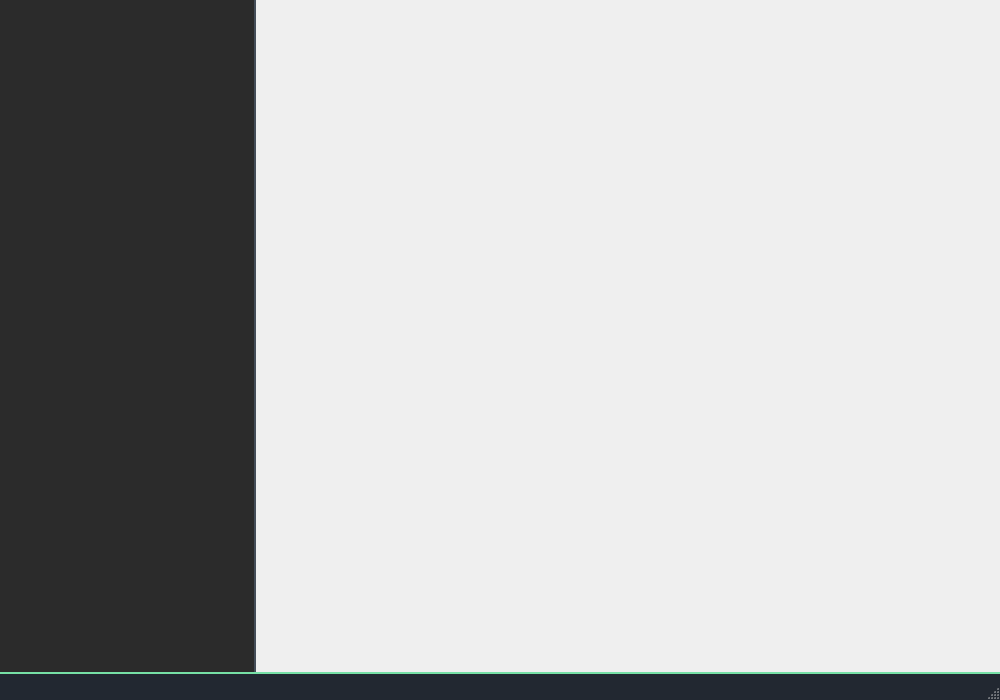
Before: the Qt Designer form mainwindow.ui in minnesangg/Cerberus, drawn with Qt 5.
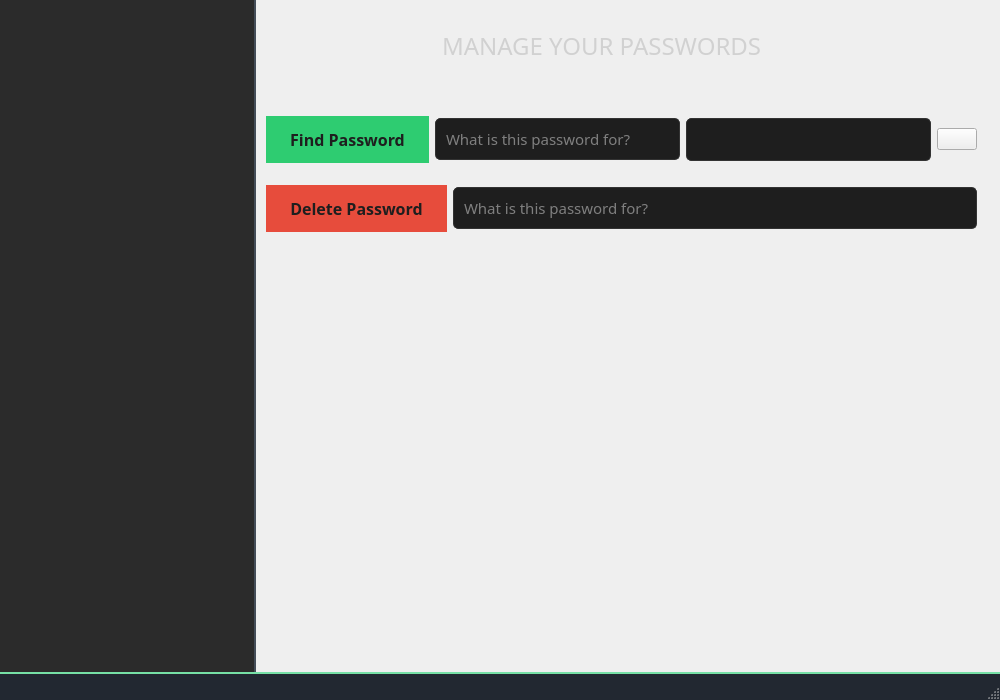
After: the same form once the commit is applied. The open tabs and pages were chosen to show the change. Icons and pictures are not drawn.

```diff
--- a/mainwindow.ui
+++ b/mainwindow.ui
@@ -36,6 +36,9 @@
     <cursorShape>ArrowCursor</cursorShape>
    </property>
    <layout class="QFormLayout" name="formLayout">
+    <property name="horizontalSpacing">
+     <number>0</number>
+    </property>
     <property name="leftMargin">
      <number>0</number>
     </property>
@@ -445,7 +448,239 @@
       </widget>
       <widget class="QWidget" name="defaultPage"/>
       <widget class="QWidget" name="managePage">
-       <layout class="QVBoxLayout" name="verticalLayout_5"/>
+       <widget class="QLabel" name="manageLabel">
+        <property name="geometry">
+         <rect>
+          <x>180</x>
+          <y>20</y>
+          <width>391</width>
+          <height>61</height>
+         </rect>
+        </property>
+        <property name="font">
+         <font>
+          <family>Gill Sans MT</family>
+          <pointsize>18</pointsize>
+         </font>
+        </property>
+        <property name="styleSheet">
+         <string notr="true">QLabel {
+    color: #d1d1d1; 
+    margin-bottom: 10px; 
+}</string>
+        </property>
+        <property name="text">
+         <string>MANAGE YOUR PASSWORDS</string>
+        </property>
+       </widget>
+       <widget class="QWidget" name="verticalLayoutWidget_2">
+        <property name="geometry">
+         <rect>
+          <x>10</x>
+          <y>100</y>
+          <width>711</width>
+          <height>150</height>
+         </rect>
+        </property>
+        <layout class="QVBoxLayout" name="verticalLayout">
+         <property name="topMargin">
+          <number>0</number>
+         </property>
+         <item>
+          <layout class="QHBoxLayout" name="findLayout">
+           <item>
+            <widget class="QPushButton" name="findButton">
+             <property name="font">
+              <font>
+               <family>Gill Sans MT</family>
+               <pointsize>12</pointsize>
+               <bold>true</bold>
+              </font>
+             </property>
+             <property name="cursor">
+              <cursorShape>PointingHandCursor</cursorShape>
+             </property>
+             <property name="styleSheet">
+              <string notr="true">QPushButton {
+    background-color: #2ECC71;
+    color: #1e1e1e; 
+    font-weight: bold;
+    border: none;
+    padding: 12px 24px;
+    border-radius: 25px;
+    box-shadow: 0 4px 8px rgba(0, 0, 0, 0.1);
+    transition: background-color 0.3s, box-shadow 0.3s;
+}
+
+QPushButton:hover {
+    background-color: #5bbd88;
+    box-shadow: 0 6px 12px rgba(0, 0, 0, 0.2);
+}
+
+QPushButton:pressed {
+    background-color: #4aa97a;
+    box-shadow: none;
+}
+
+</string>
+             </property>
+             <property name="text">
+              <string>Find Password</string>
+             </property>
+            </widget>
+           </item>
+           <item>
+            <widget class="QLineEdit" name="findNameLabel">
+             <property name="font">
+              <font>
+               <family>Gill Sans MT</family>
+               <pointsize>11</pointsize>
+              </font>
+             </property>
+             <property name="styleSheet">
+              <string notr="true">QLineEdit {
+    background-color: #1E1E1E;
+    border: 1px solid #333;
+    padding: 8px;
+    border-radius: 5px;
+    color: #E0E0E0;
+}
+</string>
+             </property>
+             <property name="text">
+              <string/>
+             </property>
+             <property name="echoMode">
+              <enum>QLineEdit::Normal</enum>
+             </property>
+             <property name="placeholderText">
+              <string>What is this password for?</string>
+             </property>
+            </widget>
+           </item>
+           <item>
+            <widget class="QLineEdit" name="findedLine">
+             <property name="font">
+              <font>
+               <family>Gill Sans MT</family>
+               <pointsize>12</pointsize>
+              </font>
+             </property>
+             <property name="styleSheet">
+              <string notr="true">QLineEdit {
+    background-color: #1E1E1E;
+    border: 1px solid #333;
+    padding: 8px;
+    border-radius: 5px;
+    color: #E0E0E0;
+}
+</string>
+             </property>
+             <property name="echoMode">
+              <enum>QLineEdit::Normal</enum>
+             </property>
+            </widget>
+           </item>
+           <item>
+            <widget class="QPushButton" name="copyFindedButton">
+             <property name="styleSheet">
+              <string notr="true">QLineEdit {
+    background-color: #424242; 
+    border: 1px solid #3c3c3c; 
+    color: #d1d1d1;
+    font-size: 16px;
+    padding: 12px;
+    border-radius: 10px;
+	selection-background-color: transparent;
+    transition: border-color 0.3s;
+}
+
+QLineEdit:focus {
+    border-color: #6fcf97; 
+    box-shadow: 0 0 5px rgba(111, 207, 151, 0.5);
+}</string>
+             </property>
+             <property name="text">
+              <string/>
+             </property>
+            </widget>
+           </item>
+          </layout>
+         </item>
+         <item>
+          <layout class="QHBoxLayout" name="deleteLayout">
+           <item>
+            <widget class="QPushButton" name="deleteButton">
+             <property name="font">
+              <font>
+               <family>Gill Sans MT</family>
+               <pointsize>12</pointsize>
+               <bold>true</bold>
+              </font>
+             </property>
+             <property name="cursor">
+              <cursorShape>PointingHandCursor</cursorShape>
+             </property>
+             <property name="styleSheet">
+              <string notr="true">QPushButton {
+	background-color: #E74C3C;
+    color: #1e1e1e; 
+    font-weight: bold;
+    border: none;
+    padding: 12px 24px;
+    border-radius: 25px;
+    box-shadow: 0 4px 8px rgba(0, 0, 0, 0.1);
+    transition: background-color 0.3s, box-shadow 0.3s;
+}
+
+QPushButton:hover {
+    background-color: #C0392B;
+    box-shadow: 0 6px 12px rgba(0, 0, 0, 0.2);
+}
+
+QPushButton:pressed {
+    background-color: #912a1f;
+    box-shadow: none;
+}</string>
+             </property>
+             <property name="text">
+              <string>Delete Password</string>
+             </property>
+            </widget>
+           </item>
+           <item>
+            <widget class="QLineEdit" name="deleteLabel">
+             <property name="font">
+              <font>
+               <family>Gill Sans MT</family>
+               <pointsize>11</pointsize>
+              </font>
+             </property>
+             <property name="styleSheet">
+              <string notr="true">QLineEdit {
+    background-color: #1E1E1E;
+    border: 1px solid #333;
+    padding: 8px;
+    border-radius: 5px;
+    color: #E0E0E0;
+}
+</string>
+             </property>
+             <property name="text">
+              <string/>
+             </property>
+             <property name="echoMode">
+              <enum>QLineEdit::Normal</enum>
+             </property>
+             <property name="placeholderText">
+              <string>What is this password for?</string>
+             </property>
+            </widget>
+           </item>
+          </layout>
+         </item>
+        </layout>
+       </widget>
       </widget>
       <widget class="QWidget" name="categoriesPage">
        <layout class="QGridLayout" name="gridLayout"/>
```
Left out of the diff: 189 changed lines with no effect on the pictures.
